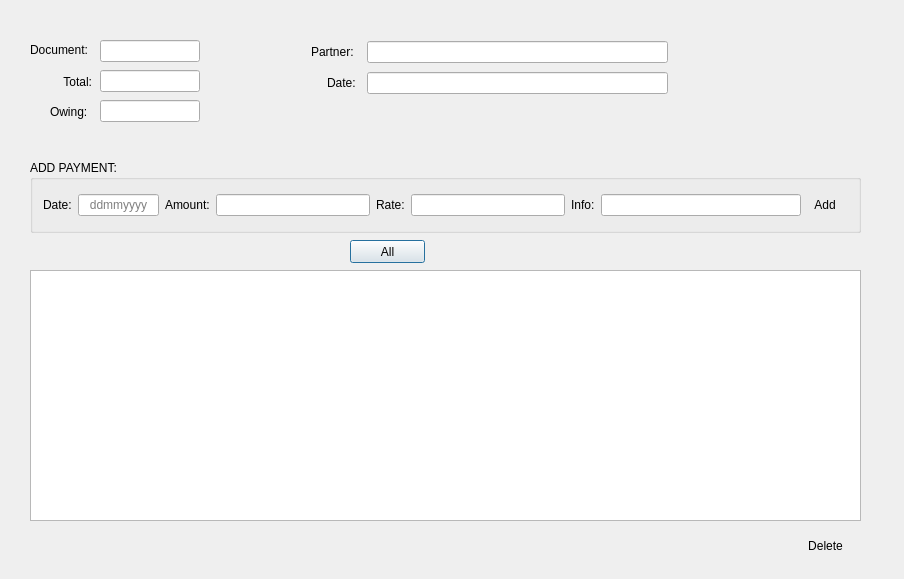
The window that uis/payments_form.ui (andrei219/euromedia) describes before a commit, drawn with Qt 5.
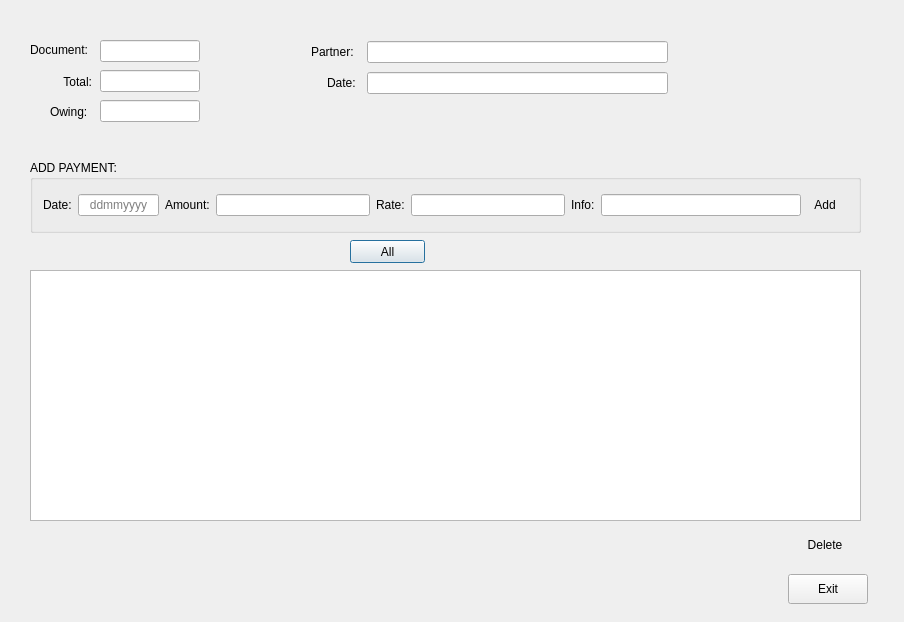
The same window after the commit. Icons and pictures are not drawn.

Patch:
```diff
--- a/uis/payments_form.ui
+++ b/uis/payments_form.ui
@@ -7,7 +7,7 @@
     <x>0</x>
     <y>0</y>
     <width>904</width>
-    <height>579</height>
+    <height>622</height>
    </rect>
   </property>
   <property name="minimumSize">
@@ -41,8 +41,8 @@
     <rect>
      <x>790</x>
      <y>530</y>
-     <width>71</width>
-     <height>31</height>
+     <width>70</width>
+     <height>30</height>
     </rect>
    </property>
    <property name="layoutDirection">
@@ -77,7 +77,7 @@
    <property name="title">
     <string>ADD PAYMENT:</string>
    </property>
-   <widget class="QWidget" name="">
+   <widget class="QWidget" name="layoutWidget">
     <property name="geometry">
      <rect>
       <x>13</x>
@@ -455,6 +455,19 @@
     <bool>true</bool>
    </property>
   </widget>
+  <widget class="QPushButton" name="exit">
+   <property name="geometry">
+    <rect>
+     <x>788</x>
+     <y>574</y>
+     <width>80</width>
+     <height>30</height>
+    </rect>
+   </property>
+   <property name="text">
+    <string>Exit</string>
+   </property>
+  </widget>
  </widget>
  <tabstops>
   <tabstop>date_line_edit</tabstop>
```
Left out of the diff: 19 changed lines with no effect on the pictures.
